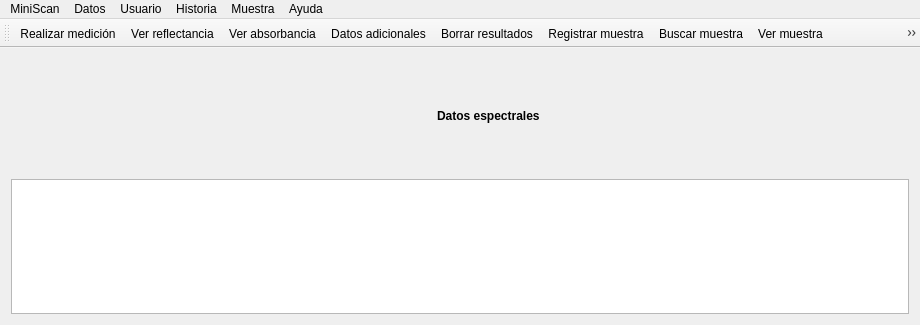
Gabnz/Spectrasoft, file mainwindow.ui: the form before one commit.
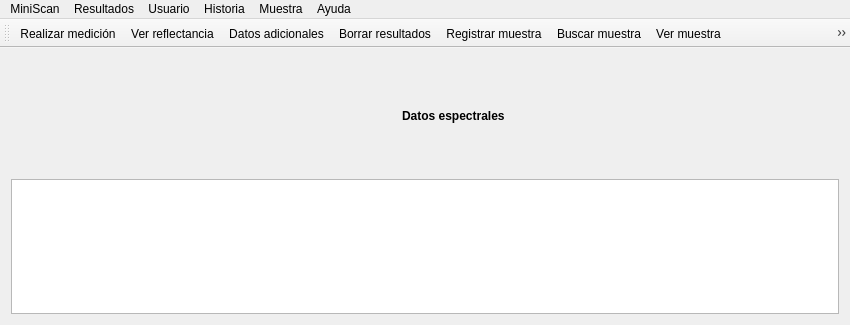
The form after the commit. Icons and pictures are not drawn.

```diff
--- a/mainwindow.ui
+++ b/mainwindow.ui
@@ -6,7 +6,7 @@
    <rect>
     <x>0</x>
     <y>0</y>
-    <width>920</width>
+    <width>850</width>
     <height>325</height>
    </rect>
   </property>
@@ -180,7 +180,7 @@
     <rect>
      <x>0</x>
      <y>0</y>
-     <width>920</width>
+     <width>850</width>
      <height>21</height>
     </rect>
    </property>
@@ -273,9 +273,9 @@
     <addaction name="separator"/>
     <addaction name="actionCerrar_muestra"/>
    </widget>
-   <widget class="QMenu" name="menuDatos">
+   <widget class="QMenu" name="menuResultados">
     <property name="title">
-     <string>Datos</string>
+     <string>Resultados</string>
     </property>
     <addaction name="actionVer_reflectancia"/>
     <addaction name="actionVer_absorbancia"/>
@@ -283,7 +283,7 @@
     <addaction name="actionBorrar_resultados"/>
    </widget>
    <addaction name="menuMiniScanXEPlus"/>
-   <addaction name="menuDatos"/>
+   <addaction name="menuResultados"/>
    <addaction name="menuUsuario"/>
    <addaction name="menuHistoria"/>
    <addaction name="menuMuestra"/>
@@ -304,7 +304,6 @@
    </attribute>
    <addaction name="actionRealizar_medicion"/>
    <addaction name="actionVer_reflectancia"/>
-   <addaction name="actionVer_absorbancia"/>
    <addaction name="actionDatos_adicionales"/>
    <addaction name="actionBorrar_resultados"/>
    <addaction name="actionRegistrar_muestra"/>
```
Left out of the diff: 21 changed lines with no effect on the pictures.
